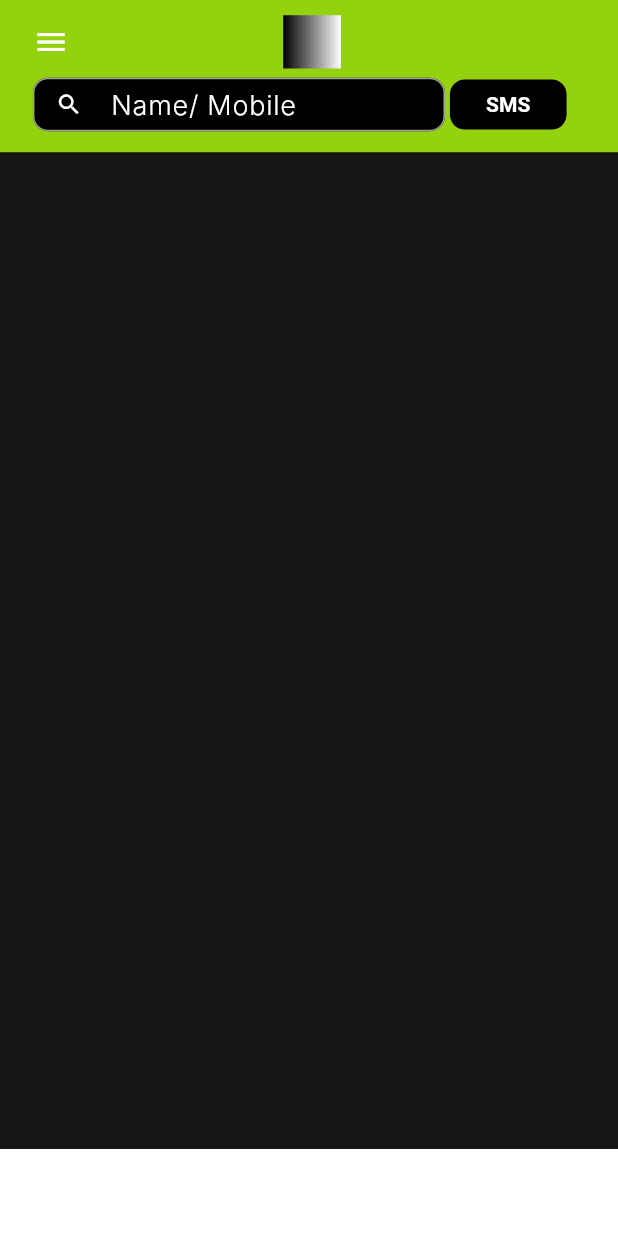
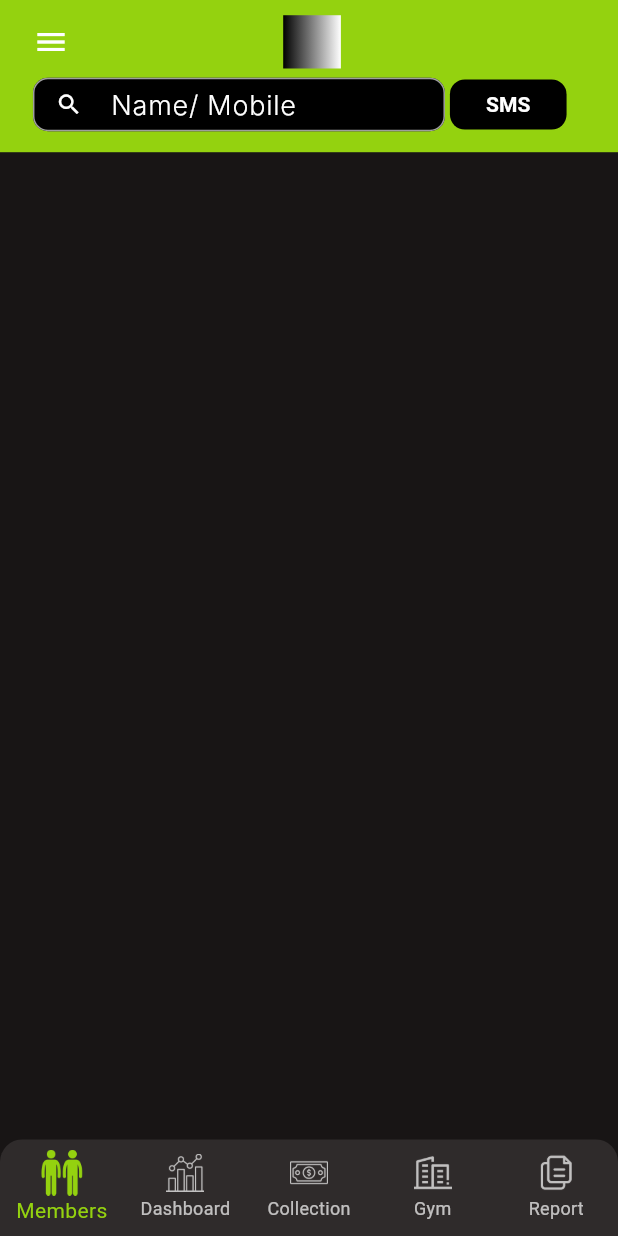
Before and after one commit to Sumeetbharali/360, a Flutter app: the screen it shows after launch, on a phone screen of 412 x 824 dp. Run offline on Flutter 3.47's test engine with Material 3 defaults, Android fonts, the phone set to English and light mode, and no system bars; our stand-ins replace flutter_screenutil; Roboto replaces fonts that are missing (Inter).

Commit message:
- Bottom Navigation Bar

```diff
--- a/lib/core/theme/application_theme_manager.dart
+++ b/lib/core/theme/application_theme_manager.dart
@@ -7,12 +7,15 @@ class ApplicationThemeManager {
     appBarTheme: AppBarTheme(
         backgroundColor: ColorPalette.mainGreen,
         iconTheme: IconThemeData(color: Colors.white)),
+    bottomNavigationBarTheme: BottomNavigationBarThemeData(
+        type: BottomNavigationBarType.fixed,
+        backgroundColor: ColorPalette.lightGrey),
     scaffoldBackgroundColor: ColorPalette.backgroundColor,
     colorScheme: ColorScheme(
         brightness: Brightness.dark,
         primary: ColorPalette.mainGreen,
         onPrimary: Colors.white,
-        secondary: Colors.cyan,
+        secondary: ColorPalette.mainGreen,
         onSecondary: Colors.purple,
         error: Colors.red,
         onError: Colors.blueGrey,
--- a/lib/core/theme/color_palette.dart
+++ b/lib/core/theme/color_palette.dart
@@ -5,4 +5,5 @@ class ColorPalette {
   static Color mainGreen = const Color(0xFF94D20F);
   static Color red = const Color(0xFFFF0000);
   static Color darkGrey = const Color(0xFF181515);
+  static Color lightGrey = const Color(0xFF2F2B2B);
 }
--- a/lib/main_layout.dart
+++ b/lib/main_layout.dart
@@ -1,4 +1,5 @@
 import 'package:flutter/material.dart';
+import 'package:flutter_screenutil/flutter_screenutil.dart';
 import 'package:gym_management/core/theme/color_palette.dart';
 import 'package:gym_management/core/widgets/my_app_bar.dart';
 
@@ -14,21 +15,39 @@ class _MainLayoutState extends State<MainLayout> {
   Widget build(BuildContext context) {
     return Scaffold(
       backgroundColor: ColorPalette.darkGrey,
-      body: Column(
+      body: const Column(
         children: [MyAppBar()],
       ),
-      bottomNavigationBar:
-          BottomNavigationBar(currentIndex: 0, onTap: (index) {}, items: [
-        BottomNavigationBarItem(icon: Icon(Icons.people), label: "Members"),
-        BottomNavigationBarItem(
-            icon: Icon(Icons.dashboard_customize), label: "Dashboard"),
-        BottomNavigationBarItem(
-            icon: Icon(Icons.dashboard_customize), label: "Dashboard"),
-        BottomNavigationBarItem(
-            icon: Icon(Icons.dashboard_customize), label: "Dashboard"),
-        BottomNavigationBarItem(
-            icon: Icon(Icons.dashboard_customize), label: "Dashboard"),
-      ]),
+      bottomNavigationBar: ClipRRect(
+        borderRadius: const BorderRadius.only(
+          topLeft: Radius.circular(15.0), // Adjust radius for top-left corner
+          topRight: Radius.circular(15.0),
+        ),
+        child: BottomNavigationBar(
+            selectedIconTheme: IconThemeData(size: 30.sp),
+            unselectedIconTheme: IconThemeData(size: 25.sp),
+            currentIndex: 0,
+            onTap: (index) {},
+            items: const [
+              BottomNavigationBarItem(
+                  icon: ImageIcon(AssetImage("assets/icons/membersIcon.png")),
+                  label: "Members"),
+              BottomNavigationBarItem(
+                  icon: ImageIcon(AssetImage("assets/icons/dashboardIcon.png")),
+                  label: "Dashboard"),
+              BottomNavigationBarItem(
+                  icon:
+                      ImageIcon(AssetImage("assets/icons/collectionIcon.png")),
+                  label: "Collection"),
+              BottomNavigationBarItem(
+                  icon: ImageIcon(AssetImage("assets/icons/gymIcon.png")),
+                  label: "Gym"),
+              BottomNavigationBarItem(
+                  icon:
+                      ImageIcon(AssetImage("assets/icons/todayReportIcon.png")),
+                  label: "Report"),
+            ]),
+      ),
     );
   }
 }
```
Also changed, not shown: assets/icons/collectionIcon.png (added), assets/icons/dashboardIcon.png (added), assets/icons/gymIcon.png (added), assets/icons/membersIcon.png (added), assets/icons/todayReportIcon.png (added).
